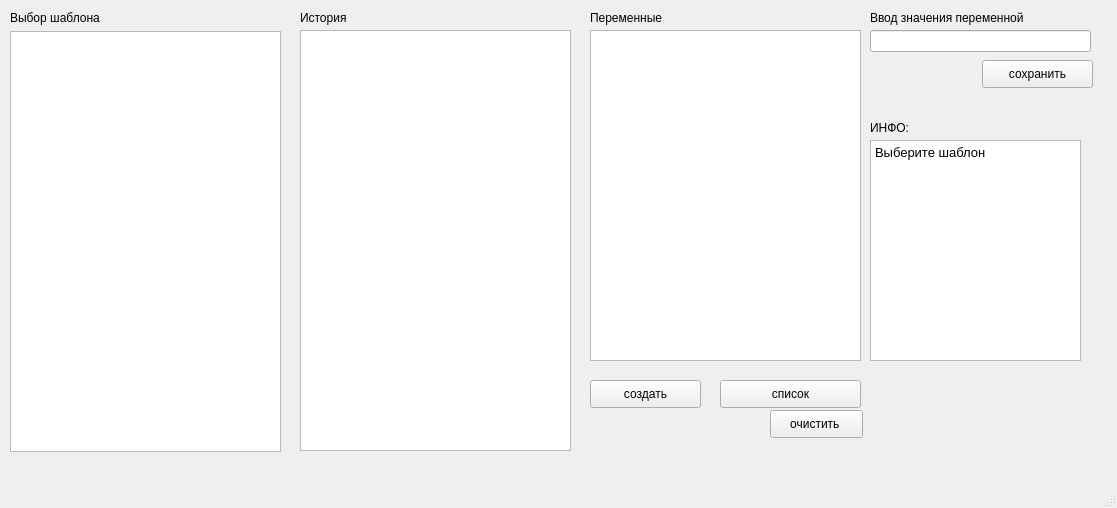
dim272/gen_docs, file interface.ui: the form before one commit.
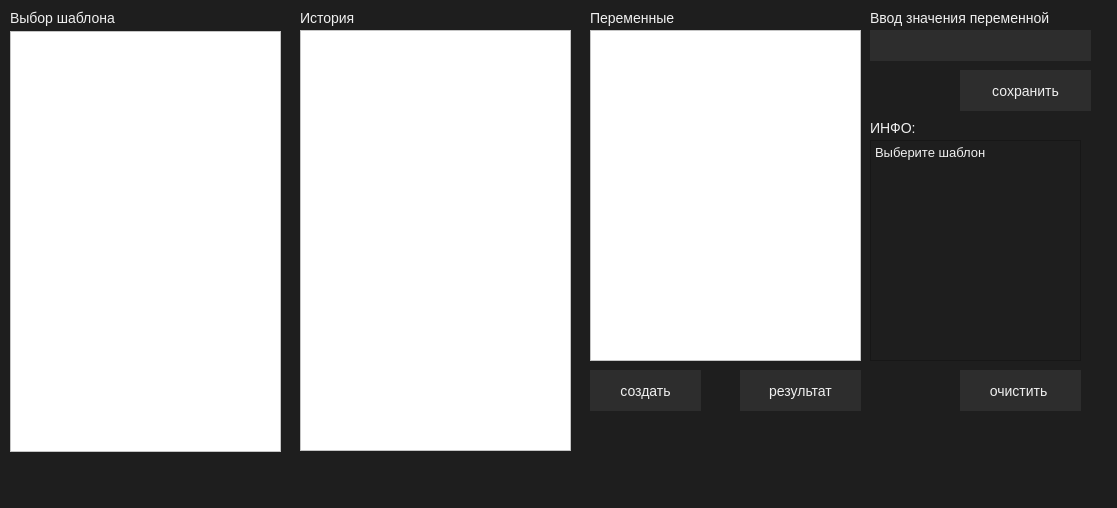
The form after the commit.

Patch:
```diff
--- a/interface.ui
+++ b/interface.ui
@@ -10,9 +10,216 @@
     <height>508</height>
    </rect>
   </property>
+  <property name="palette">
+   <palette>
+    <active>
+     <colorrole role="WindowText">
+      <brush brushstyle="SolidPattern">
+       <color alpha="255">
+        <red>240</red>
+        <green>240</green>
+        <blue>240</blue>
+       </color>
+      </brush>
+     </colorrole>
+     <colorrole role="Button">
+      <brush brushstyle="SolidPattern">
+       <color alpha="255">
+        <red>30</red>
+        <green>30</green>
+        <blue>30</blue>
+       </color>
+      </brush>
+     </colorrole>
+     <colorrole role="Text">
+      <brush brushstyle="SolidPattern">
+       <color alpha="255">
+        <red>240</red>
+        <green>240</green>
+        <blue>240</blue>
+       </color>
+      </brush>
+     </colorrole>
+     <colorrole role="ButtonText">
+      <brush brushstyle="SolidPattern">
+       <color alpha="255">
+        <red>240</red>
+        <green>240</green>
+        <blue>240</blue>
+       </color>
+      </brush>
+     </colorrole>
+     <colorrole role="Base">
+      <brush brushstyle="SolidPattern">
+       <color alpha="255">
+        <red>30</red>
+        <green>30</green>
+        <blue>30</blue>
+       </color>
+      </brush>
+     </colorrole>
+     <colorrole role="Window">
+      <brush brushstyle="SolidPattern">
+       <color alpha="255">
+        <red>30</red>
+        <green>30</green>
+        <blue>30</blue>
+       </color>
+      </brush>
+     </colorrole>
+    </active>
+    <inactive>
+     <colorrole role="WindowText">
+      <brush brushstyle="SolidPattern">
+       <color alpha="255">
+        <red>240</red>
+        <green>240</green>
+        <blue>240</blue>
+       </color>
+      </brush>
+     </colorrole>
+     <colorrole role="Button">
+      <brush brushstyle="SolidPattern">
+       <color alpha="255">
+        <red>30</red>
+        <green>30</green>
+        <blue>30</blue>
+       </color>
+      </brush>
+     </colorrole>
+     <colorrole role="Text">
+      <brush brushstyle="SolidPattern">
+       <color alpha="255">
+        <red>240</red>
+        <green>240</green>
+        <blue>240</blue>
+       </color>
+      </brush>
+     </colorrole>
+     <colorrole role="ButtonText">
+      <brush brushstyle="SolidPattern">
+       <color alpha="255">
+        <red>240</red>
+        <green>240</green>
+        <blue>240</blue>
+       </color>
+      </brush>
+     </colorrole>
+     <colorrole role="Base">
+      <brush brushstyle="SolidPattern">
+       <color alpha="255">
+        <red>30</red>
+        <green>30</green>
+        <blue>30</blue>
+       </color>
+      </brush>
+     </colorrole>
+     <colorrole role="Window">
+      <brush brushstyle="SolidPattern">
+       <color alpha="255">
+        <red>30</red>
+        <green>30</green>
+        <blue>30</blue>
+       </color>
+      </brush>
+     </colorrole>
+    </inactive>
+    <disabled>
+     <colorrole role="WindowText">
+      <brush brushstyle="SolidPattern">
+       <color alpha="255">
+        <red>240</red>
+        <green>240</green>
+        <blue>240</blue>
+       </color>
+      </brush>
+     </colorrole>
+     <colorrole role="Button">
+      <brush brushstyle="SolidPattern">
+       <color alpha="255">
+        <red>30</red>
+        <green>30</green>
+        <blue>30</blue>
+       </color>
+      </brush>
+     </colorrole>
+     <colorrole role="Text">
+      <brush brushstyle="SolidPattern">
+       <color alpha="255">
+        <red>240</red>
+        <green>240</green>
+        <blue>240</blue>
+       </color>
+      </brush>
+     </colorrole>
+     <colorrole role="ButtonText">
+      <brush brushstyle="SolidPattern">
+       <color alpha="255">
+        <red>240</red>
+        <green>240</green>
+        <blue>240</blue>
+       </color>
+      </brush>
+     </colorrole>
+     <colorrole role="Base">
+      <brush brushstyle="SolidPattern">
+       <color alpha="255">
+        <red>30</red>
+        <green>30</green>
+        <blue>30</blue>
+       </color>
+      </brush>
+     </colorrole>
+     <colorrole role="Window">
+      <brush brushstyle="SolidPattern">
+       <color alpha="255">
+        <red>30</red>
+        <green>30</green>
+        <blue>30</blue>
+       </color>
+      </brush>
+     </colorrole>
+    </disabled>
+   </palette>
+  </property>
   <property name="windowTitle">
    <string>MainWindow</string>
   </property>
+  <property name="styleSheet">
+   <string notr="true">* {
+font-family: &quot;Times New Roman&quot;, Arial;
+}
+
+QWidget {
+	font-size: 14px;
+    background-color: #1e1e1e;
+    color: #f0f0f0;
+	font-family: &quot;Times New Roman&quot;, Arial;
+}
+QPushButton {
+    font-size: 14px;
+    background-color: #2d2d2d;
+    color: #f0f0f0;
+    border: none;
+    padding: 8px 16px;
+	text-transform: uppercase;
+}
+
+QLineEdit {
+    background-color: #2d2d2d;
+    color: #f0f0f0;
+    border: none;
+    padding: 8px;
+	font-family: &quot;Times New Roman&quot;, Arial;
+}
+
+QListWidget {
+  font-size: 14px;
+  background-color: #FFF;
+  color: #000;
+  font-family: &quot;Times New Roman&quot;, Arial;
+}</string>
+  </property>
   <widget class="QWidget" name="centralwidget">
    <widget class="QListWidget" name="listWidget">
     <property name="geometry">
@@ -50,17 +257,17 @@
       <x>870</x>
       <y>30</y>
       <width>221</width>
-      <height>22</height>
+      <height>31</height>
      </rect>
     </property>
    </widget>
    <widget class="QPushButton" name="pushButton">
     <property name="geometry">
      <rect>
-      <x>982</x>
-      <y>60</y>
-      <width>111</width>
-      <height>28</height>
+      <x>960</x>
+      <y>70</y>
+      <width>131</width>
+      <height>41</height>
      </rect>
     </property>
     <property name="text">
@@ -70,23 +277,23 @@
    <widget class="QPushButton" name="pushButton_2">
     <property name="geometry">
      <rect>
-      <x>720</x>
-      <y>380</y>
-      <width>141</width>
-      <height>28</height>
+      <x>740</x>
+      <y>370</y>
+      <width>121</width>
+      <height>41</height>
      </rect>
     </property>
     <property name="text">
-     <string>список</string>
+     <string>результат</string>
     </property>
    </widget>
    <widget class="QPushButton" name="pushButton_3">
     <property name="geometry">
      <rect>
-      <x>770</x>
-      <y>410</y>
-      <width>93</width>
-      <height>28</height>
+      <x>960</x>
+      <y>370</y>
+      <width>121</width>
+      <height>41</height>
      </rect>
     </property>
     <property name="text">
@@ -97,9 +304,9 @@
     <property name="geometry">
      <rect>
       <x>590</x>
-      <y>380</y>
+      <y>370</y>
       <width>111</width>
-      <height>28</height>
+      <height>41</height>
      </rect>
     </property>
     <property name="text">
@@ -115,15 +322,184 @@
       <height>221</height>
      </rect>
     </property>
+    <property name="palette">
+     <palette>
+      <active>
+       <colorrole role="WindowText">
+        <brush brushstyle="SolidPattern">
+         <color alpha="255">
+          <red>240</red>
+          <green>240</green>
+          <blue>240</blue>
+         </color>
+        </brush>
+       </colorrole>
+       <colorrole role="Button">
+        <brush brushstyle="SolidPattern">
+         <color alpha="255">
+          <red>30</red>
+          <green>30</green>
+          <blue>30</blue>
+         </color>
+        </brush>
+       </colorrole>
+       <colorrole role="Text">
+        <brush brushstyle="SolidPattern">
+         <color alpha="255">
+          <red>240</red>
+          <green>240</green>
+          <blue>240</blue>
+         </color>
+        </brush>
+       </colorrole>
+       <colorrole role="ButtonText">
+        <brush brushstyle="SolidPattern">
+         <color alpha="255">
+          <red>240</red>
+          <green>240</green>
+          <blue>240</blue>
+         </color>
+        </brush>
+       </colorrole>
+       <colorrole role="Base">
+        <brush brushstyle="SolidPattern">
+         <color alpha="255">
+          <red>30</red>
+          <green>30</green>
+          <blue>30</blue>
+         </color>
+        </brush>
+       </colorrole>
+       <colorrole role="Window">
+        <brush brushstyle="SolidPattern">
+         <color alpha="255">
+          <red>30</red>
+          <green>30</green>
+          <blue>30</blue>
+         </color>
+        </brush>
+       </colorrole>
+      </active>
+      <inactive>
+       <colorrole role="WindowText">
+        <brush brushstyle="SolidPattern">
+         <color alpha="255">
+          <red>240</red>
+          <green>240</green>
+          <blue>240</blue>
+         </color>
+        </brush>
+       </colorrole>
+       <colorrole role="Button">
+        <brush brushstyle="SolidPattern">
+         <color alpha="255">
+          <red>30</red>
+          <green>30</green>
+          <blue>30</blue>
+         </color>
+        </brush>
+       </colorrole>
+       <colorrole role="Text">
+        <brush brushstyle="SolidPattern">
+         <color alpha="255">
+          <red>240</red>
+          <green>240</green>
+          <blue>240</blue>
+         </color>
+        </brush>
+       </colorrole>
+       <colorrole role="ButtonText">
+        <brush brushstyle="SolidPattern">
+         <color alpha="255">
+          <red>240</red>
+          <green>240</green>
+          <blue>240</blue>
+         </color>
+        </brush>
+       </colorrole>
+       <colorrole role="Base">
+        <brush brushstyle="SolidPattern">
+         <color alpha="255">
+          <red>30</red>
+          <green>30</green>
+          <blue>30</blue>
+         </color>
+        </brush>
+       </colorrole>
+       <colorrole role="Window">
+        <brush brushstyle="SolidPattern">
+         <color alpha="255">
+          <red>30</red>
+          <green>30</green>
+          <blue>30</blue>
+         </color>
+        </brush>
+       </colorrole>
+      </inactive>
+      <disabled>
+       <colorrole role="WindowText">
+        <brush brushstyle="SolidPattern">
+         <color alpha="255">
+          <red>240</red>
+          <green>240</green>
+          <blue>240</blue>
+         </color>
+        </brush>
+       </colorrole>
+       <colorrole role="Button">
+        <brush brushstyle="SolidPattern">
+         <color alpha="255">
+          <red>30</red>
+          <green>30</green>
+          <blue>30</blue>
+         </color>
+        </brush>
+       </colorrole>
+       <colorrole role="Text">
+        <brush brushstyle="SolidPattern">
+         <color alpha="255">
+          <red>240</red>
+          <green>240</green>
+          <blue>240</blue>
+         </color>
+        </brush>
+       </colorrole>
+       <colorrole role="ButtonText">
+        <brush brushstyle="SolidPattern">
+         <color alpha="255">
+          <red>240</red>
+          <green>240</green>
+          <blue>240</blue>
+         </color>
+        </brush>
+       </colorrole>
+       <colorrole role="Base">
+        <brush brushstyle="SolidPattern">
+         <color alpha="255">
+          <red>30</red>
+          <green>30</green>
+          <blue>30</blue>
+         </color>
+        </brush>
+       </colorrole>
+       <colorrole role="Window">
+        <brush brushstyle="SolidPattern">
+         <color alpha="255">
+          <red>30</red>
+          <green>30</green>
+          <blue>30</blue>
+         </color>
+        </brush>
+       </colorrole>
+      </disabled>
+     </palette>
+    </property>
     <property name="html">
      <string>&lt;!DOCTYPE HTML PUBLIC &quot;-//W3C//DTD HTML 4.0//EN&quot; &quot;http://www.w3.org/TR/REC-html40/strict.dtd&quot;&gt;
-&lt;html&gt;&lt;head&gt;&lt;meta name=&quot;qrichtext&quot; content=&quot;1&quot; /&gt;&lt;meta charset=&quot;utf-8&quot; /&gt;&lt;style type=&quot;text/css&quot;&gt;
+&lt;html&gt;&lt;head&gt;&lt;meta name=&quot;qrichtext&quot; content=&quot;1&quot; /&gt;&lt;style type=&quot;text/css&quot;&gt;
 p, li { white-space: pre-wrap; }
-hr { height: 1px; border-width: 0; }
-li.unchecked::marker { content: &quot;\2610&quot;; }
-li.checked::marker { content: &quot;\2612&quot;; }
-&lt;/style&gt;&lt;/head&gt;&lt;body style=&quot; font-family:'Ubuntu'; font-size:10pt; font-weight:400; font-style:normal;&quot;&gt;
-&lt;p style=&quot; margin-top:0px; margin-bottom:0px; margin-left:0px; margin-right:0px; -qt-block-indent:0; text-indent:0px;&quot;&gt;Выберите шаблон&lt;/p&gt;&lt;/body&gt;&lt;/html&gt;</string>
+&lt;/style&gt;&lt;/head&gt;&lt;body style=&quot; font-family:'Times New Roman,Arial'; font-size:14px; font-weight:400; font-style:normal;&quot;&gt;
+&lt;p style=&quot; margin-top:0px; margin-bottom:0px; margin-left:0px; margin-right:0px; -qt-block-indent:0; text-indent:0px;&quot;&gt;&lt;span style=&quot; font-family:'Ubuntu'; font-size:10pt;&quot;&gt;Выберите шаблон&lt;/span&gt;&lt;/p&gt;&lt;/body&gt;&lt;/html&gt;</string>
     </property>
    </widget>
    <widget class="QLabel" name="label">
```
Left out of the diff: 2 changed lines with no effect on the pictures.
